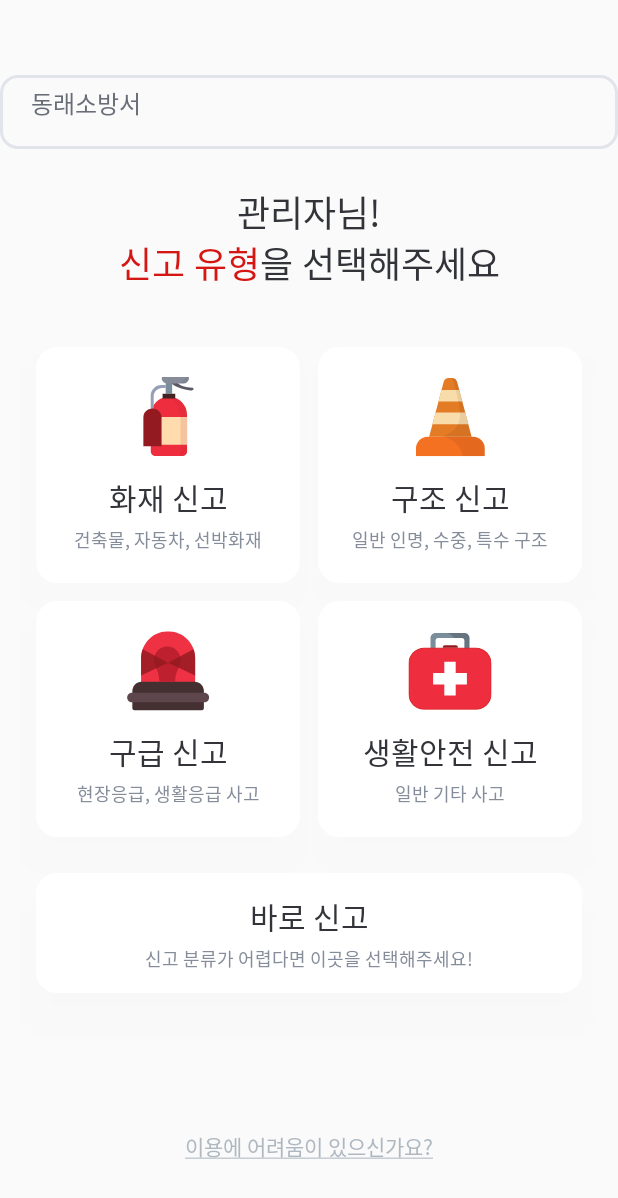
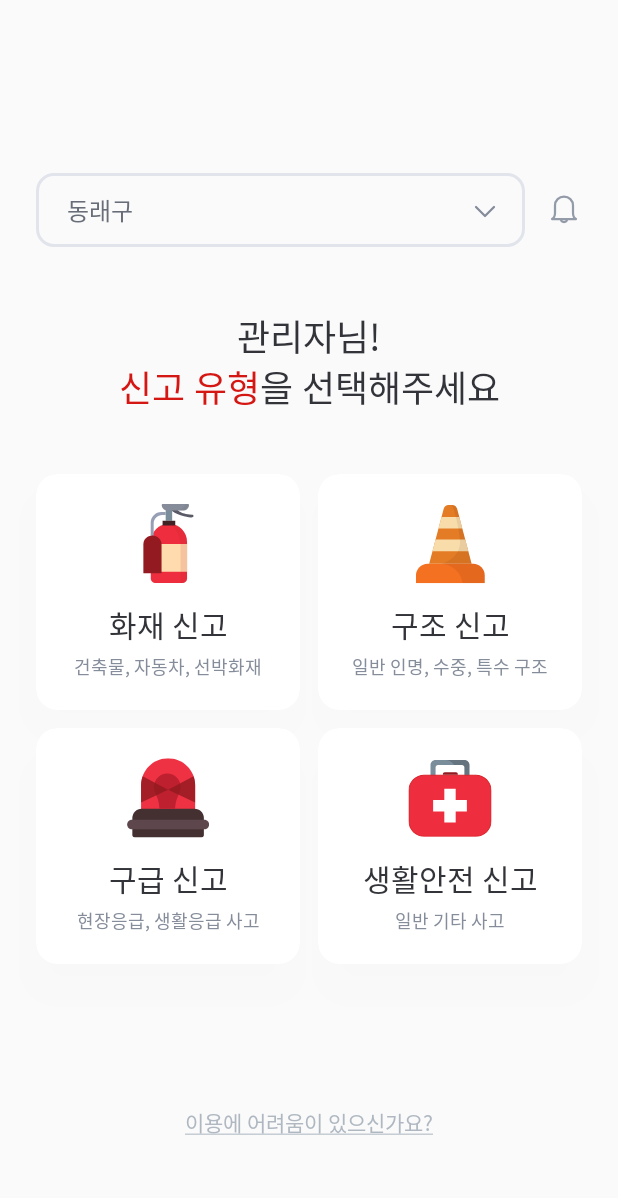
Before and after one commit to Diving-Seagull/EmergencySeagull, an Android app built with Jetpack Compose: the screen it shows after launch (MainActivity), on a phone screen of 412 x 824 dp. Shown: the top 1198 px of the screen. Run offline under Robolectric (Android 15) with nearby library versions, the phone set to English and light mode, and no system bars; Roboto replaces fonts that are not available here.

Commit message:
feat: Admin Main Page 개발. Author: KimGiyun

```diff
--- a/FE-Admin/app/build.gradle.kts
+++ b/FE-Admin/app/build.gradle.kts
@@ -6,7 +6,7 @@ plugins {
 
 android {
     namespace = "com.divingseagull.emergencyseagulladmin"
-    compileSdk = 34
+    compileSdk = 35
 
     defaultConfig {
         applicationId = "com.divingseagull.emergencyseagulladmin"
--- a/FE-Admin/app/src/main/java/com/divingseagull/emergencyseagulladmin/composable/MainComposable.kt
+++ b/FE-Admin/app/src/main/java/com/divingseagull/emergencyseagulladmin/composable/MainComposable.kt
@@ -2,19 +2,23 @@ package com.divingseagull.emergencyseagulladmin.composable
 
 import androidx.compose.foundation.Image
 import androidx.compose.foundation.background
+import androidx.compose.foundation.border
 import androidx.compose.foundation.clickable
 import androidx.compose.foundation.layout.Arrangement
 import androidx.compose.foundation.layout.Box
 import androidx.compose.foundation.layout.Column
+import androidx.compose.foundation.layout.Row
 import androidx.compose.foundation.layout.Spacer
 import androidx.compose.foundation.layout.fillMaxSize
 import androidx.compose.foundation.layout.height
 import androidx.compose.foundation.layout.padding
+import androidx.compose.foundation.layout.width
 import androidx.compose.foundation.shape.RoundedCornerShape
 import androidx.compose.material3.Text
 import androidx.compose.runtime.Composable
 import androidx.compose.ui.Alignment
 import androidx.compose.ui.Modifier
+import androidx.compose.ui.draw.clip
 import androidx.compose.ui.draw.shadow
 import androidx.compose.ui.graphics.Color
 import androidx.compose.ui.graphics.vector.ImageVector
@@ -27,6 +31,75 @@ import androidx.compose.ui.unit.dp
 import androidx.compose.ui.unit.sp
 import com.divingseagull.emergencyseagulladmin.R
 import com.divingseagull.emergencyseagulladmin.ui.theme.pretendard
+
+val busanDistricts = listOf(
+    "중구",
+    "서구",
+    "동구",
+    "영도구",
+    "부산진구",
+    "동래구",
+    "남구",
+    "북구",
+    "해운대구",
+    "사하구",
+    "금정구",
+    "강서구",
+    "연제구",
+    "수영구",
+    "사상구",
+    "기장군"
+)
+
+@Composable
+fun Topbar(district: String, onClick: () -> Unit){
+    Spacer(modifier = Modifier.height(50.dp))
+    Row(
+        modifier = Modifier.padding(horizontal = 24.dp, vertical = 15.dp),
+        verticalAlignment = Alignment.CenterVertically
+    ) {
+        Row(
+            modifier = Modifier
+                .border(
+                    width = 1.5.dp,
+                    color = Color(0xFFE2E4EC),
+                    shape = RoundedCornerShape(size = 12.dp)
+                )
+                .padding(0.75.dp)
+                .weight(1f)
+                .height(48.dp)
+                .background(color = Color(0xFFFAFAFB), shape = RoundedCornerShape(size = 12.dp))
+                .padding(start = 20.dp, top = 6.dp, end = 16.dp, bottom = 6.dp),
+            verticalAlignment = Alignment.CenterVertically
+        ) {
+            Text(
+                text = district,
+                style = TextStyle(
+                    fontSize = 16.sp,
+                    fontFamily = pretendard,
+                    fontWeight = FontWeight(600),
+                    color = Color(0xFF686D78),
+                ),
+                modifier = Modifier.weight(1f)
+            )
+            Image(
+                imageVector = ImageVector.vectorResource(R.drawable.btn_downward_arrow),
+                contentDescription = "dropdown",
+                modifier = Modifier.clickable {
+                    onClick()
+                }
+            )
+        }
+        Spacer(modifier = Modifier.width(14.dp))
+        Image(
+            imageVector = ImageVector.vectorResource(R.drawable.ic_bell),
+            contentDescription = "notification",
+            modifier = Modifier.clickable {
+
+            }
+        )
+    }
+}
 
 @Composable
 fun ClassificationTab(
@@ -41,9 +114,11 @@ fun ClassificationTab(
         modifier = mModifier
             .shadow(
                 elevation = 18.dp,
+                shape = RoundedCornerShape(size = 14.dp),
                 spotColor = Color(0x0F000000),
                 ambientColor = Color(0x0F000000)
             )
+            .clip(RoundedCornerShape(size = 14.dp))
             .height(heightValue)
             .background(color = Color(0xFFFFFFFF), shape = RoundedCornerShape(size = 14.dp))
             .padding(
--- a/FE-Admin/app/src/main/java/com/divingseagull/emergencyseagulladmin/view/MainPage.kt
+++ b/FE-Admin/app/src/main/java/com/divingseagull/emergencyseagulladmin/view/MainPage.kt
@@ -3,7 +3,9 @@ package com.divingseagull.emergencyseagulladmin.view
 import androidx.compose.foundation.Image
 import androidx.compose.foundation.background
 import androidx.compose.foundation.border
+import androidx.compose.foundation.clickable
 import androidx.compose.foundation.layout.Arrangement
+import androidx.compose.foundation.layout.Box
 import androidx.compose.foundation.layout.Column
 import androidx.compose.foundation.layout.Row
 import androidx.compose.foundation.layout.Spacer
@@ -13,7 +15,13 @@ import androidx.compose.foundation.layout.height
 import androidx.compose.foundation.layout.padding
 import androidx.compose.foundation.layout.width
 import androidx.compose.foundation.shape.RoundedCornerShape
+import androidx.compose.material3.ExperimentalMaterial3Api
+import androidx.compose.material3.ModalBottomSheet
+import androidx.compose.material3.SheetValue
 import androidx.compose.material3.Text
+import androidx.compose.material3.rememberBottomSheetScaffoldState
+import androidx.compose.material3.rememberModalBottomSheetState
+import androidx.compose.material3.rememberStandardBottomSheetState
 import androidx.compose.runtime.Composable
 import androidx.compose.runtime.LaunchedEffect
 import androidx.compose.runtime.getValue
@@ -24,6 +32,7 @@ import androidx.compose.ui.Alignment
 import androidx.compose.ui.Modifier
 import androidx.compose.ui.graphics.Color
 import androidx.compose.ui.graphics.vector.ImageVector
+import androidx.compose.ui.platform.LocalContext
 import androidx.compose.ui.res.vectorResource
 import androidx.compose.ui.text.SpanStyle
 import androidx.compose.ui.text.TextStyle
@@ -32,12 +41,15 @@ import androidx.compose.ui.text.font.FontWeight
 import androidx.compose.ui.text.style.TextAlign
 import androidx.compose.ui.text.style.TextDecoration
 import androidx.compose.ui.text.withStyle
+import androidx.compose.ui.tooling.preview.Preview
 import androidx.compose.ui.unit.dp
 import androidx.compose.ui.unit.sp
 import androidx.navigation.NavController
 import androidx.navigation.NavHostController
 import com.divingseagull.emergencyseagulladmin.R
 import com.divingseagull.emergencyseagulladmin.composable.ClassificationTab
+import com.divingseagull.emergencyseagulladmin.composable.Topbar
+import com.divingseagull.emergencyseagulladmin.composable.busanDistricts
 import com.divingseagull.emergencyseagulladmin.ui.theme.pretendard
 import com.divingseagull.emergencyseagulladmin.viewModel.VM
 import kotlinx.coroutines.delay
@@ -75,9 +87,11 @@ fun SplashPage(navController: NavController) {
     }
 }
 
+@OptIn(ExperimentalMaterial3Api::class)
 @Composable
 fun MainPage(navController: NavHostController, vm: VM) {
-    var fireStation by remember { mutableStateOf("동래소방서") }
+    var selectedDistrict by remember { mutableStateOf("동래구") }
+    var isClicked by remember { mutableStateOf(false) }
     Column(
         modifier = Modifier
             .fillMaxSize()
@@ -85,34 +99,7 @@ fun MainPage(navController: NavHostController, vm: VM) {
         horizontalAlignment = Alignment.CenterHorizontally,
     ) {
         Spacer(modifier = Modifier.height(50.dp))
-        Row(
-
-        ){
-            Row(
-                modifier = Modifier
-                    .border(
-                        width = 1.5.dp,
-                        color = Color(0xFFE2E4EC),
-                        shape = RoundedCornerShape(size = 12.dp)
-                    )
-                    .padding(0.75.dp)
-                    .fillMaxWidth()
-                    .height(48.dp)
-                    .background(color = Color(0xFFFAFAFB), shape = RoundedCornerShape(size = 12.dp))
-                    .padding(start = 20.dp, top = 6.dp, end = 16.dp, bottom = 6.dp)
-            ) {
-                Text(
-                    text = fireStation,
-                    style = TextStyle(
-                        fontSize = 16.sp,
-                        fontFamily = pretendard,
-                        fontWeight = FontWeight(600),
-                        color = Color(0xFF686D78),
-                    )
-                )
-            }
-        }
-
+        Topbar(district = selectedDistrict, onClick = { isClicked = !isClicked })
         Text(
             text = buildAnnotatedString {
                 append("관리자님!\n")
@@ -129,7 +116,7 @@ fun MainPage(navController: NavHostController, vm: VM) {
                 color = Color(0xFF323439), // 기본 텍스트 색상
                 textAlign = TextAlign.Center,
             ),
-            modifier = Modifier.padding(top = 24.dp, bottom = 18.dp)
+            modifier = Modifier.padding(top = 26.dp, bottom = 20.dp)
         )
         Row(modifier = Modifier.padding(start = 24.dp, end = 24.dp, top = 20.dp)) {
             ClassificationTab(
@@ -137,7 +124,10 @@ fun MainPage(navController: NavHostController, vm: VM) {
                 icon = R.drawable.ic_fireextinguisher,
                 title = "화재 신고",
                 description = "건축물, 자동차, 선박화재",
-                onClick = {}
+                onClick = {
+                    vm.updateClassification("FIRE")
+                    navController.navigate("MainPage")
+                }
             )
             Spacer(modifier = Modifier.width(12.dp))
             ClassificationTab(
@@ -145,7 +135,10 @@ fun MainPage(navController: NavHostController, vm: VM) {
                 icon = R.drawable.ic_cone,
                 title = "구조 신고",
                 description = "일반 인명, 수중, 특수 구조",
-                onClick = {}
+                onClick = {
+                    vm.updateClassification("RESCUE")
+                    navController.navigate("MainPage")
+                }
             )
         }
         Spacer(modifier = Modifier.height(12.dp))
@@ -155,7 +148,10 @@ fun MainPage(navController: NavHostController, vm: VM) {
                 icon = R.drawable.ic_siren,
                 title = "구급 신고",
                 description = "현장응급, 생활응급 사고",
-                onClick = {}
+                onClick = {
+                    vm.updateClassification("RESCUE")
+                    navController.navigate("MainPage")
+                }
             )
             Spacer(modifier = Modifier.width(12.dp))
             ClassificationTab(
@@ -163,20 +159,10 @@ fun MainPage(navController: NavHostController, vm: VM) {
                 icon = R.drawable.ic_aidkit,
                 title = "생활안전 신고",
                 description = "일반 기타 사고",
-                onClick = {}
-            )
-        }
-        Column(
-            modifier = Modifier
-                .height(80.dp)
-                .padding(horizontal = 24.dp),
-        ) {
-            ClassificationTab(
-                mModifier = Modifier.weight(1f),
-                icon = 0,
-                title = "바로 신고",
-                description = "신고 분류가 어렵다면 이곳을 선택해주세요!",
-                onClick = {}
+                onClick = {
+                    vm.updateClassification("SAFETY")
+                    navController.navigate("MainPage")
+                }
             )
         }
         Spacer(modifier = Modifier.weight(1f))
@@ -190,6 +176,66 @@ fun MainPage(navController: NavHostController, vm: VM) {
                 textDecoration = TextDecoration.Underline,
             )
         )
-        Spacer(modifier = Modifier.height(49.dp))
+        Spacer(modifier = Modifier.height(65.dp))
+
+    }
+    if (isClicked) {
+        ModalBottomSheet(
+            onDismissRequest = { isClicked = false },
+            sheetState = rememberModalBottomSheetState(skipPartiallyExpanded = true),
+            containerColor = Color.White,
+            dragHandle = {
+                Box(
+                    Modifier
+                        .padding(top = 8.dp, bottom = 11.dp)
+                        .width(48.dp)
+                        .height(5.dp)
+                        .background(
+                            color = Color(0xFFE2E4EC),
+                            shape = RoundedCornerShape(size = 12.dp)
+                        )
+                )
+            }
+        ) {
+            Column(
+                modifier = Modifier
+                    .fillMaxWidth()
+                    .padding(vertical = 15.dp),
+                horizontalAlignment = Alignment.CenterHorizontally
+            ) {
+                Column(
+                    modifier = Modifier
+                        .fillMaxWidth()
+                        .padding(vertical = 15.dp),
+                    horizontalAlignment = Alignment.CenterHorizontally
+                ) {
+                    busanDistricts.forEach { district ->
+                        Text(
+                            text = district,
+                            style = TextStyle(
+                                fontSize = 18.sp,
+                                fontFamily = pretendard,
+                                fontWeight = FontWeight(400),
+                                color = Color(0xFF323439),
+                            ),
+                            modifier = Modifier
+                                .fillMaxWidth()
+                                .padding(horizontal = 24.dp, vertical = 10.dp)
+                                .clickable {
+                                    selectedDistrict = district
+                                    isClicked = false
+                                    vm.updateDistrict(selectedDistrict)
+                                }
+                        )
+                    }
+                }
+            }
+        }
     }
 }
+
+@Preview
+@Composable
+fun MainPagePreview() {
+    MainPage(navController = NavHostController(LocalContext.current), vm = VM())
+}
--- a/FE-Admin/app/src/main/java/com/divingseagull/emergencyseagulladmin/viewModel/viewModel.kt
+++ b/FE-Admin/app/src/main/java/com/divingseagull/emergencyseagulladmin/viewModel/viewModel.kt
@@ -1,7 +1,24 @@
 package com.divingseagull.emergencyseagulladmin.viewModel
 
 import androidx.lifecycle.ViewModel
+import kotlinx.coroutines.flow.MutableStateFlow
+import kotlinx.coroutines.flow.StateFlow
 
 class VM : ViewModel() {
+    private val _district = MutableStateFlow<String?>(null)
+    private val _classification = MutableStateFlow<String?>(null)
+
+    val district: StateFlow<String?> = _district
+    val classification: StateFlow<String?> = _classification
+
+    fun updateDistrict(newDistrict: String) {
+        _district.value = newDistrict
+    }
+
+    fun updateClassification(newClassification: String) {
+        _classification.value = newClassification
+    }
+
+
 
 }
--- /dev/null
+++ b/FE-Admin/app/src/main/res/drawable/btn_downward_arrow.xml
@@ -0,0 +1,13 @@
+<vector xmlns:android="http://schemas.android.com/apk/res/android"
+    android:width="20dp"
+    android:height="20dp"
+    android:viewportWidth="20"
+    android:viewportHeight="20">
+  <path
+      android:pathData="M16,8L10,14L4,8"
+      android:strokeLineJoin="round"
+      android:strokeWidth="1.5"
+      android:fillColor="#00000000"
+      android:strokeColor="#858C9A"
+      android:strokeLineCap="round"/>
+</vector>
--- /dev/null
+++ b/FE-Admin/app/src/main/res/drawable/ic_bell.xml
@@ -0,0 +1,18 @@
+<vector xmlns:android="http://schemas.android.com/apk/res/android"
+    android:width="24dp"
+    android:height="24dp"
+    android:viewportWidth="24"
+    android:viewportHeight="24">
+  <path
+      android:pathData="M12,3C15.314,3 18,5.686 18,9C18,10.913 18,12.834 18,14C18,17 20,18 20,18L4,18C4,18 6,17 6,14C6,12.834 6,10.913 6,9C6,5.686 8.686,3 12,3V3Z"
+      android:strokeLineJoin="round"
+      android:strokeWidth="1.5"
+      android:fillColor="#00000000"
+      android:fillType="evenOdd"
+      android:strokeColor="#949BA8"/>
+  <path
+      android:pathData="M10,18C10,19.105 10.895,20 12,20C13.105,20 14,19.105 14,18"
+      android:strokeWidth="1.5"
+      android:fillColor="#00000000"
+      android:strokeColor="#949BA8"/>
+</vector>
```
